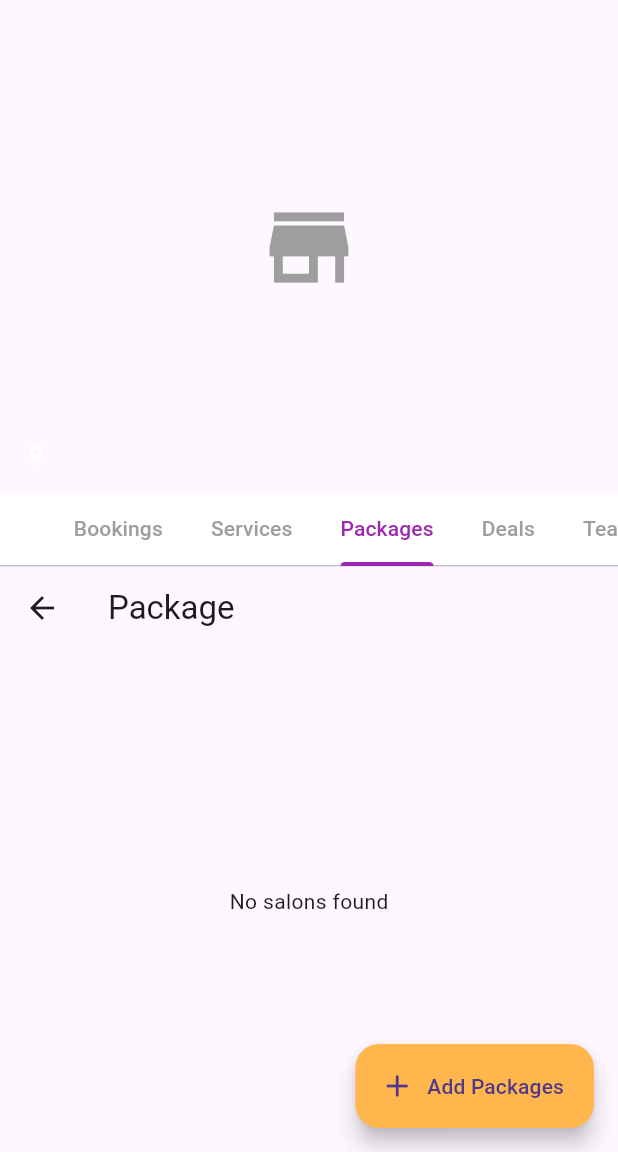
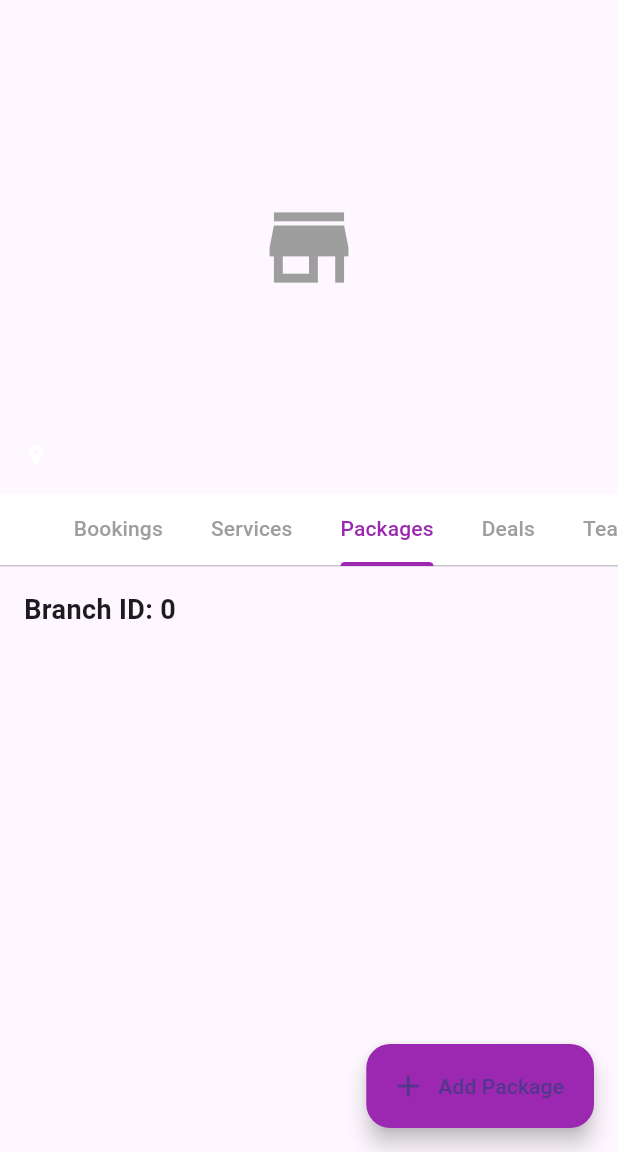
Before and after one commit to Mdkaifee/Glowante_onboarding_latest, a Flutter app: the BranchScreen screen opened directly with empty values, tab 3 chosen, on a phone screen of 412 x 824 dp, the part 84-1236 px from its top. Run offline on Flutter 3.47's test engine with Material 3 defaults, Android fonts, the phone set to English and light mode, and no system bars; our stand-ins replace flutter_bloc, flutter_dotenv, geocoding, geolocator, image_picker, shared_preferences; missing offline and left inert: aws_s3_api, flutter_google_places_sdk; accounts and stored records are empty; network calls fail.

Commit message:
corrected branch deals and packages

```diff
--- a/lib/screens/BranchPackages.dart
+++ b/lib/screens/BranchPackages.dart
@@ -1,20 +1,49 @@
 import 'package:flutter/material.dart';
+import '../screens/Adddeals.dart';  // Import the AddDealsScreen
 
-class BookingsScreen extends StatelessWidget {
-  const BookingsScreen({Key? key}) : super(key: key);
+class BranchPackagesScreen extends StatelessWidget {
+  final Map<String, dynamic> branchDetails;
+
+  const BranchPackagesScreen({Key? key, required this.branchDetails}) : super(key: key);
 
   @override
   Widget build(BuildContext context) {
+    final branchName = branchDetails['name'] ?? 'Branch Name';
+    final String line1 = branchDetails['address']?['line1'] ?? 'No address';
+    final branchId = branchDetails['id'] ?? 'No ID';  // Fetch branch ID
+
     return Scaffold(
-      appBar: AppBar(
-        title: const Text("Bookings"),
+      appBar: null,  // Remove the app bar
+      body: Padding(
+        padding: const EdgeInsets.all(16.0),
+        child: Column(
+          crossAxisAlignment: CrossAxisAlignment.start,
+          children: [
+            Text(
+              'Branch ID: $branchId',  // Display branch ID
+              style: TextStyle(fontSize: 18, fontWeight: FontWeight.bold),
+            ),
+          ],
+        ),
+      ),
+      floatingActionButton: FloatingActionButton.extended(
+        onPressed: () {
+          // Navigate to AddDealsScreen with source: 'PACKAGE'
+          Navigator.push(
+            context,
+            MaterialPageRoute(
+              builder: (context) => AddDealsScreen(
+                salonId: branchDetails['id'],
+                salonName: branchDetails['name'],
+                onPackageCreated: (id) {}, // You can define the callback here
+                source: 'PACKAGE',  // Pass 'PACKAGE' as the source
+              ),
+            ),
+          );
+        },
+        icon: const Icon(Icons.add),
+        label: const Text('Add Package'),
         backgroundColor: Colors.purple,
-      ),
-      body: const Center(
-        child: Text(
-          "Bookings Screen",
-          style: TextStyle(fontSize: 18, fontWeight: FontWeight.w500),
-        ),
       ),
     );
   }
--- a/lib/screens/branch_screen.dart
+++ b/lib/screens/branch_screen.dart
@@ -3,8 +3,8 @@ import 'services_screen.dart';
 import 'team_member_screen.dart';
 import 'reviews_screen.dart';
 import 'about_screen.dart';
-import 'Package.dart';
-import 'Deal.dart';
+import '../screens/BranchPackages.dart';
+import '../screens/BranchDeals.dart';
 import '../screens/BranchBookings.dart';
 
 class BranchScreen extends StatelessWidget {
@@ -114,8 +114,8 @@ class BranchScreen extends StatelessWidget {
             children: [
               BranchBookingsScreen(),
               ServicesTab(branchId: branchDetails['id']),
-              PackageScreen(),
-              DealScreen(),
+              BranchPackagesScreen(branchDetails: branchDetails,),
+              BranchDealsScreen(branchDetails: branchDetails,),
               TeamMemberScreen(branchDetails: branchDetails,),
               ReviewsScreen(),
               AboutScreen(branchDetails: branchDetails),
```
Also changed, not shown: lib/screens/BranchDeals.dart (+39 -10 lines).
